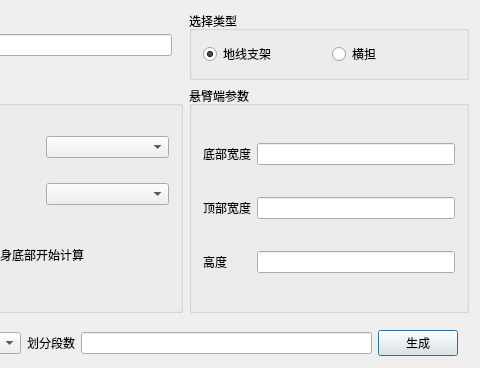
The window that TW/T_CrossArm.ui (Shixuku/Tower-Visual) describes before a commit, drawn with Qt 5; both pictures show x 109 to 589 and y 0 to 368 of the 589 by 682 pixel window.
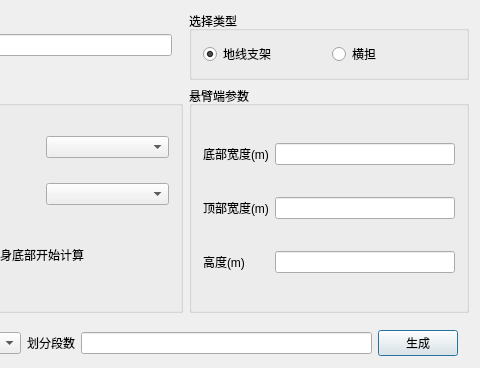
The same window after the commit. The open tabs and pages were chosen to show the change.

```diff
--- a/TW/T_CrossArm.ui
+++ b/TW/T_CrossArm.ui
@@ -137,7 +137,7 @@
           <item row="2" column="0">
            <widget class="QLabel" name="label_11">
             <property name="text">
-             <string>顶部宽度</string>
+             <string>顶部宽度(m)</string>
             </property>
            </widget>
           </item>
@@ -147,7 +147,7 @@
           <item row="3" column="0">
            <widget class="QLabel" name="label_13">
             <property name="text">
-             <string>高度</string>
+             <string>高度(m)</string>
             </property>
            </widget>
           </item>
@@ -157,7 +157,7 @@
           <item row="0" column="0">
            <widget class="QLabel" name="label_9">
             <property name="text">
-             <string>底部宽度</string>
+             <string>底部宽度(m)</string>
             </property>
            </widget>
           </item>
```
Left out of the diff: 6 changed lines with no effect on the pictures.
